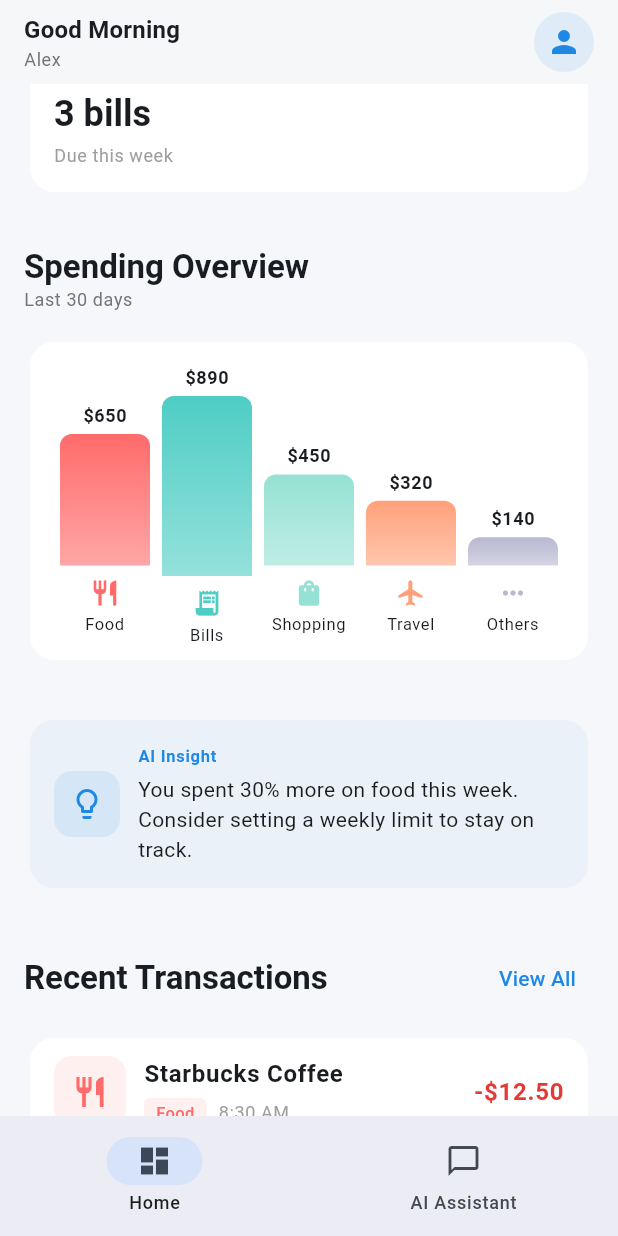
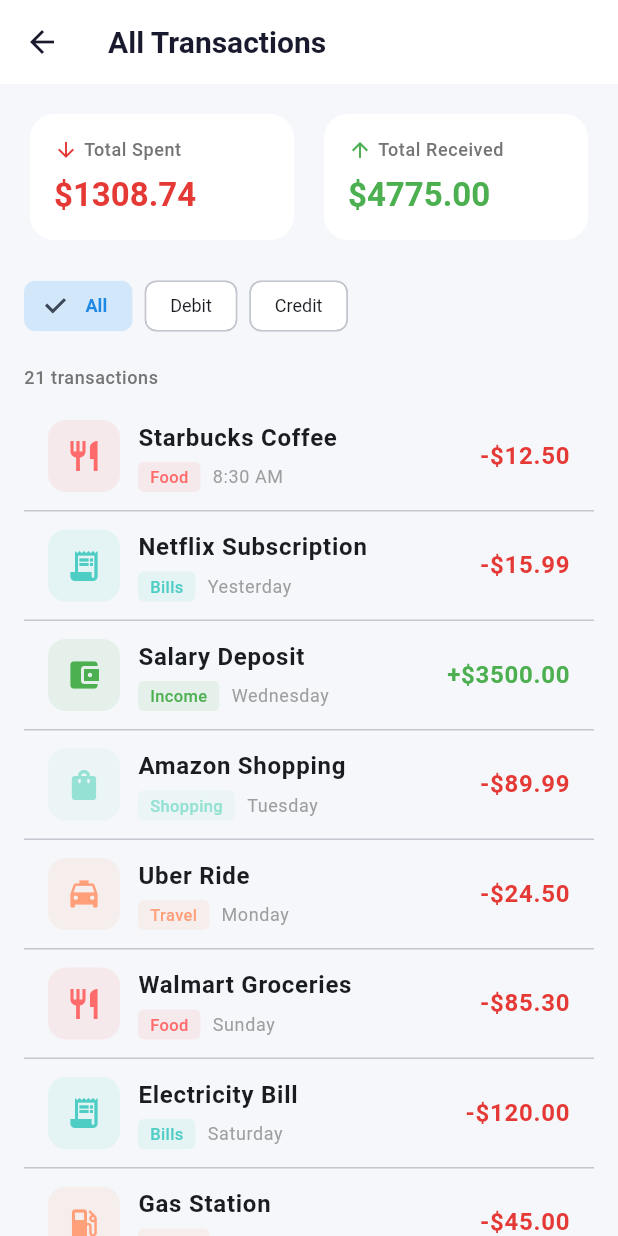
Before and after one commit to manmit-s/finai_app, a Flutter app: the screen it shows after launch, scrolled down 576 dp, after a tap on "View All", on a phone screen of 412 x 824 dp. Run offline on Flutter 3.47's test engine with Material 3 defaults, Android fonts, the light colour scheme and no system bars.

Commit message:
view all transactions page

```diff
--- a/lib/features/account/presentation/account_page.dart
+++ b/lib/features/account/presentation/account_page.dart
@@ -406,7 +406,8 @@
                     builder: (context, userData, child) => _SettingsTile(
                       icon: Icons.attach_money_outlined,
                       title: 'Currency',
-                      subtitle: '${userData.currency.name} (${userData.currency.symbol})',
+                      subtitle:
+                          '${userData.currency.name} (${userData.currency.symbol})',
                       onTap: _showCurrencyDialog,
                     ),
                   ),
--- /dev/null
+++ b/lib/features/home/presentation/all_transactions_page.dart
@@ -0,0 +1,433 @@
+import 'package:flutter/material.dart';
+import 'package:finai/features/home/presentation/widgets/transaction_list_item.dart';
+import 'package:provider/provider.dart';
+import 'package:finai/providers/user_data.dart';
+
+/// Transaction model class
+class Transaction {
+  final String merchantName;
+  final String category;
+  final double amountUSD;
+  final DateTime timestamp;
+  final bool isDebit;
+  final IconData categoryIcon;
+  final Color categoryColor;
+
+  Transaction({
+    required this.merchantName,
+    required this.category,
+    required this.amountUSD,
+    required this.timestamp,
+    required this.isDebit,
+    required this.categoryIcon,
+    required this.categoryColor,
+  });
+}
+
+/// All Transactions page
+/// Displays complete transaction history
+class AllTransactionsPage extends StatefulWidget {
+  const AllTransactionsPage({super.key});
+
+  @override
+  State<AllTransactionsPage> createState() => _AllTransactionsPageState();
+}
+
+class _AllTransactionsPageState extends State<AllTransactionsPage> {
+  String _selectedFilter = 'All';
+  final List<String> _filters = ['All', 'Debit', 'Credit'];
+
+  // Mock transaction data - in production, this would come from a backend
+  final List<Transaction> _allTransactions = [
+    // Recent transactions (same as home page)
+    Transaction(
+      merchantName: 'Starbucks Coffee',
+      category: 'Food',
+      amountUSD: 12.50,
+      timestamp: DateTime.now().subtract(const Duration(hours: 2)),
+      isDebit: true,
+      categoryIcon: Icons.restaurant,
+      categoryColor: const Color(0xFFFF6B6B),
+    ),
+    Transaction(
+      merchantName: 'Netflix Subscription',
+      category: 'Bills',
+      amountUSD: 15.99,
+      timestamp: DateTime.now().subtract(const Duration(days: 1)),
+      isDebit: true,
+      categoryIcon: Icons.receipt_long,
+      categoryColor: const Color(0xFF4ECDC4),
+    ),
+    Transaction(
+      merchantName: 'Salary Deposit',
+      category: 'Income',
+      amountUSD: 3500.00,
+      timestamp: DateTime.now().subtract(const Duration(days: 2)),
+      isDebit: false,
+      categoryIcon: Icons.account_balance_wallet,
+      categoryColor: const Color(0xFF4CAF50),
+    ),
+    Transaction(
+      merchantName: 'Amazon Shopping',
+      category: 'Shopping',
+      amountUSD: 89.99,
+      timestamp: DateTime.now().subtract(const Duration(days: 3)),
+      isDebit: true,
+      categoryIcon: Icons.shopping_bag,
+      categoryColor: const Color(0xFF95E1D3),
+    ),
+    Transaction(
+      merchantName: 'Uber Ride',
+      category: 'Travel',
+      amountUSD: 24.50,
+      timestamp: DateTime.now().subtract(const Duration(days: 4)),
+      isDebit: true,
+      categoryIcon: Icons.local_taxi,
+      categoryColor: const Color(0xFFFFA07A),
+    ),
+    // Additional transactions
+    Transaction(
+      merchantName: 'Walmart Groceries',
+      category: 'Food',
+      amountUSD: 85.30,
+      timestamp: DateTime.now().subtract(const Duration(days: 5)),
+      isDebit: true,
+      categoryIcon: Icons.restaurant,
+      categoryColor: const Color(0xFFFF6B6B),
+    ),
+    Transaction(
+      merchantName: 'Electricity Bill',
+      category: 'Bills',
+      amountUSD: 120.00,
+      timestamp: DateTime.now().subtract(const Duration(days: 6)),
+      isDebit: true,
+      categoryIcon: Icons.receipt_long,
+      categoryColor: const Color(0xFF4ECDC4),
+    ),
+    Transaction(
+      merchantName: 'Gas Station',
+      category: 'Travel',
+      amountUSD: 45.00,
+      timestamp: DateTime.now().subtract(const Duration(days: 7)),
+      isDebit: true,
+      categoryIcon: Icons.local_gas_station,
+      categoryColor: const Color(0xFFFFA07A),
+    ),
+    Transaction(
+      merchantName: 'Best Buy Electronics',
+      category: 'Shopping',
+      amountUSD: 299.99,
+      timestamp: DateTime.now().subtract(const Duration(days: 8)),
+      isDebit: true,
+      categoryIcon: Icons.shopping_bag,
+      categoryColor: const Color(0xFF95E1D3),
+    ),
+    Transaction(
+      merchantName: 'Freelance Payment',
+      category: 'Income',
+      amountUSD: 850.00,
+      timestamp: DateTime.now().subtract(const Duration(days: 9)),
+      isDebit: false,
+      categoryIcon: Icons.account_balance_wallet,
+      categoryColor: const Color(0xFF4CAF50),
+    ),
+    Transaction(
+      merchantName: 'Restaurant Dinner',
+      category: 'Food',
+      amountUSD: 68.75,
+      timestamp: DateTime.now().subtract(const Duration(days: 10)),
+      isDebit: true,
+      categoryIcon: Icons.restaurant,
+      categoryColor: const Color(0xFFFF6B6B),
+    ),
+    Transaction(
+      merchantName: 'Spotify Premium',
+      category: 'Bills',
+      amountUSD: 9.99,
+      timestamp: DateTime.now().subtract(const Duration(days: 11)),
+      isDebit: true,
+      categoryIcon: Icons.receipt_long,
+      categoryColor: const Color(0xFF4ECDC4),
+    ),
+    Transaction(
+      merchantName: 'Target Shopping',
+      category: 'Shopping',
+      amountUSD: 134.50,
+      timestamp: DateTime.now().subtract(const Duration(days: 12)),
+      isDebit: true,
+      categoryIcon: Icons.shopping_bag,
+      categoryColor: const Color(0xFF95E1D3),
+    ),
+    Transaction(
+      merchantName: 'Airport Taxi',
+      category: 'Travel',
+      amountUSD: 55.00,
+      timestamp: DateTime.now().subtract(const Duration(days: 13)),
+      isDebit: true,
+      categoryIcon: Icons.local_taxi,
+      categoryColor: const Color(0xFFFFA07A),
+    ),
+    Transaction(
+      merchantName: 'Coffee Shop',
+      category: 'Food',
+      amountUSD: 8.50,
+      timestamp: DateTime.now().subtract(const Duration(days: 14)),
+      isDebit: true,
+      categoryIcon: Icons.restaurant,
+      categoryColor: const Color(0xFFFF6B6B),
+    ),
+    Transaction(
+      merchantName: 'Internet Bill',
+      category: 'Bills',
+      amountUSD: 79.99,
+      timestamp: DateTime.now().subtract(const Duration(days: 15)),
+      isDebit: true,
+      categoryIcon: Icons.receipt_long,
+      categoryColor: const Color(0xFF4ECDC4),
+    ),
+    Transaction(
+      merchantName: 'Investment Return',
+      category: 'Income',
+      amountUSD: 425.00,
+      timestamp: DateTime.now().subtract(const Duration(days: 16)),
+      isDebit: false,
+      categoryIcon: Icons.account_balance_wallet,
+      categoryColor: const Color(0xFF4CAF50),
+    ),
+    Transaction(
+      merchantName: 'Nike Store',
+      category: 'Shopping',
+      amountUSD: 159.99,
+      timestamp: DateTime.now().subtract(const Duration(days: 17)),
+      isDebit: true,
+      categoryIcon: Icons.shopping_bag,
+      categoryColor: const Color(0xFF95E1D3),
+    ),
+    Transaction(
+      merchantName: 'Fast Food',
+      category: 'Food',
+      amountUSD: 15.25,
+      timestamp: DateTime.now().subtract(const Duration(days: 18)),
+      isDebit: true,
+      categoryIcon: Icons.restaurant,
+      categoryColor: const Color(0xFFFF6B6B),
+    ),
+    Transaction(
+      merchantName: 'Lyft Ride',
+      category: 'Travel',
+      amountUSD: 18.50,
+      timestamp: DateTime.now().subtract(const Duration(days: 19)),
+      isDebit: true,
+      categoryIcon: Icons.local_taxi,
+      categoryColor: const Color(0xFFFFA07A),
+    ),
+    Transaction(
+      merchantName: 'Phone Bill',
+      category: 'Bills',
+      amountUSD: 65.00,
+      timestamp: DateTime.now().subtract(const Duration(days: 20)),
+      isDebit: true,
+      categoryIcon: Icons.receipt_long,
+      categoryColor: const Color(0xFF4ECDC4),
+    ),
+  ];
+
+  List<Transaction> get _filteredTransactions {
+    if (_selectedFilter == 'All') {
+      return _allTransactions;
+    } else if (_selectedFilter == 'Debit') {
+      return _allTransactions.where((t) => t.isDebit).toList();
+    } else {
+      return _allTransactions.where((t) => !t.isDebit).toList();
+    }
+  }
+
+  @override
+  Widget build(BuildContext context) {
+    final userData = Provider.of<UserData>(context);
+    final filteredList = _filteredTransactions;
+
+    // Calculate totals
+    final totalDebit = _allTransactions
+        .where((t) => t.isDebit)
+        .fold<double>(0, (sum, t) => sum + t.amountUSD);
+    final totalCredit = _allTransactions
+        .where((t) => !t.isDebit)
+        .fold<double>(0, (sum, t) => sum + t.amountUSD);
+
+    return Scaffold(
+      appBar: AppBar(title: const Text('All Transactions'), centerTitle: false),
+      body: Column(
+        children: [
+          // Summary Cards
+          Container(
+            padding: const EdgeInsets.all(16),
+            child: Row(
+              children: [
+                Expanded(
+                  child: _SummaryCard(
+                    title: 'Total Spent',
+                    amount: userData.formatCurrency(totalDebit),
+                    color: Theme.of(context).colorScheme.error,
+                    icon: Icons.arrow_downward,
+                  ),
+                ),
+                const SizedBox(width: 12),
+                Expanded(
+                  child: _SummaryCard(
+                    title: 'Total Received',
+                    amount: userData.formatCurrency(totalCredit),
+                    color: const Color(0xFF4CAF50),
+                    icon: Icons.arrow_upward,
+                  ),
+                ),
+              ],
+            ),
+          ),
+
+          // Filter Chips
+          Container(
+            padding: const EdgeInsets.symmetric(horizontal: 16),
+            child: Row(
+              children: _filters.map((filter) {
+                final isSelected = _selectedFilter == filter;
+                return Padding(
+                  padding: const EdgeInsets.only(right: 8),
+                  child: FilterChip(
+                    label: Text(filter),
+                    selected: isSelected,
+                    onSelected: (selected) {
+                      setState(() {
+                        _selectedFilter = filter;
+                      });
+                    },
+                    backgroundColor: Theme.of(context).colorScheme.surface,
+                    selectedColor: Theme.of(
+                      context,
+                    ).colorScheme.primary.withOpacity(0.2),
+                    labelStyle: TextStyle(
+                      color: isSelected
+                          ? Theme.of(context).colorScheme.primary
+                          : Theme.of(context).textTheme.bodyMedium?.color,
+                      fontWeight: isSelected
+                          ? FontWeight.w600
+                          : FontWeight.normal,
+                    ),
+                  ),
+                );
+              }).toList(),
+            ),
+          ),
+
+          const SizedBox(height: 8),
+
+          // Transaction Count
+          Padding(
+            padding: const EdgeInsets.symmetric(horizontal: 16, vertical: 8),
+            child: Align(
+              alignment: Alignment.centerLeft,
+              child: Text(
+                '${filteredList.length} transaction${filteredList.length != 1 ? 's' : ''}',
+                style: Theme.of(context).textTheme.bodySmall?.copyWith(
+                  color: Colors.grey.shade600,
+                  fontWeight: FontWeight.w500,
+                ),
+              ),
+            ),
+          ),
+
+          // Transactions List
+          Expanded(
+            child: filteredList.isEmpty
+                ? Center(
+                    child: Column(
+                      mainAxisAlignment: MainAxisAlignment.center,
+                      children: [
+                        Icon(
+                          Icons.receipt_long_outlined,
+                          size: 64,
+                          color: Colors.grey.shade400,
+                        ),
+                        const SizedBox(height: 16),
+                        Text(
+                          'No transactions found',
+                          style: Theme.of(context).textTheme.titleMedium
+                              ?.copyWith(color: Colors.grey.shade600),
+                        ),
+                      ],
+                    ),
+                  )
+                : ListView.separated(
+                    padding: const EdgeInsets.symmetric(horizontal: 16),
+                    itemCount: filteredList.length,
+                    separatorBuilder: (context, index) =>
+                        const Divider(height: 1, thickness: 1),
+                    itemBuilder: (context, index) {
+                      final transaction = filteredList[index];
+                      return TransactionListItem(
+                        merchantName: transaction.merchantName,
+                        category: transaction.category,
+                        amountUSD: transaction.amountUSD,
+                        timestamp: transaction.timestamp,
+                        isDebit: transaction.isDebit,
+                        categoryIcon: transaction.categoryIcon,
+                        categoryColor: transaction.categoryColor,
+                      );
+                    },
+                  ),
+          ),
+        ],
+      ),
+    );
+  }
+}
+
+/// Summary card widget for total spent/received
+class _SummaryCard extends StatelessWidget {
+  final String title;
+  final String amount;
+  final Color color;
+  final IconData icon;
+
+  const _SummaryCard({
+    required this.title,
+    required this.amount,
+    required this.color,
+    required this.icon,
+  });
+
+  @override
+  Widget build(BuildContext context) {
+    return Card(
+      child: Padding(
+        padding: const EdgeInsets.all(16),
+        child: Column(
+          crossAxisAlignment: CrossAxisAlignment.start,
+          children: [
+            Row(
+              children: [
+                Icon(icon, size: 16, color: color),
+                const SizedBox(width: 4),
+                Text(
+                  title,
+                  style: Theme.of(context).textTheme.bodySmall?.copyWith(
+                    color: Colors.grey.shade600,
+                    fontWeight: FontWeight.w500,
+                  ),
+                ),
+              ],
+            ),
+            const SizedBox(height: 8),
+            Text(
+              amount,
+              style: Theme.of(context).textTheme.titleLarge?.copyWith(
+                fontWeight: FontWeight.bold,
+                color: color,
+              ),
+            ),
+          ],
+        ),
+      ),
+    );
+  }
+}
--- a/lib/features/home/presentation/home_page.dart
+++ b/lib/features/home/presentation/home_page.dart
@@ -4,6 +4,7 @@
 import 'package:finai/features/home/presentation/widgets/spending_chart.dart';
 import 'package:finai/features/home/presentation/widgets/transaction_list_item.dart';
 import 'package:finai/features/account/presentation/account_page.dart';
+import 'package:finai/features/home/presentation/all_transactions_page.dart';
 import 'package:provider/provider.dart';
 import 'package:finai/providers/user_data.dart';
 
@@ -266,7 +267,12 @@
                   title: 'Recent Transactions',
                   actionText: 'View All',
                   onActionTap: () {
-                    // Navigate to all transactions
+                    Navigator.push(
+                      context,
+                      MaterialPageRoute(
+                        builder: (context) => const AllTransactionsPage(),
+                      ),
+                    );
                   },
                 ),
                 const SizedBox(height: 12),
```
